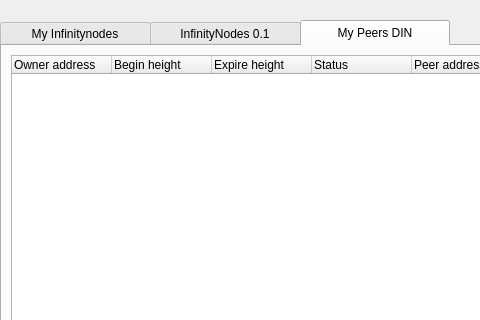
The window that src/qt/forms/masternodelist.ui (hardwarewise/SIN-core) describes before a commit, drawn with Qt 5; both pictures show x 0 to 480 and y 0 to 320 of the 723 by 457 pixel window.
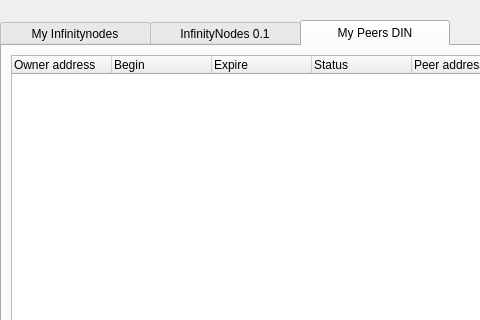
The same window after the commit. The open tabs and pages were chosen to show the change.

Commit message: change UI column size

What changed in the file:
```diff
--- a/src/qt/forms/masternodelist.ui
+++ b/src/qt/forms/masternodelist.ui
@@ -333,7 +333,7 @@
            </column>
            <column>
             <property name="text">
-             <string>Begin height</string>
+             <string>Begin</string>
             </property>
             <property name="textAlignment">
              <set>AlignLeading|AlignVCenter</set>
@@ -341,7 +341,7 @@
            </column>
            <column>
             <property name="text">
-             <string>Expire height</string>
+             <string>Expire</string>
             </property>
             <property name="textAlignment">
              <set>AlignLeading|AlignVCenter</set>
```
The commit also changes 2 other files.
